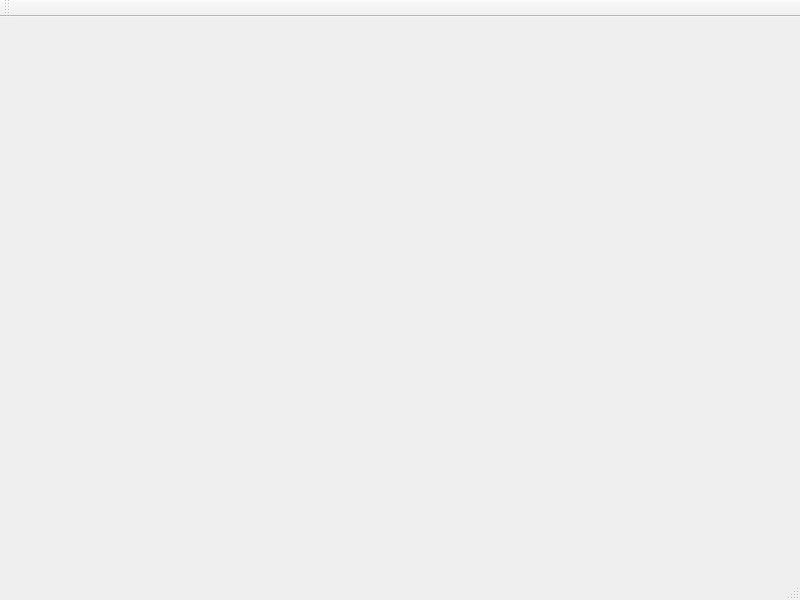
Before: the Qt Designer form elogviewerQt.ui in fonic/elogviewer, drawn with Qt 5.
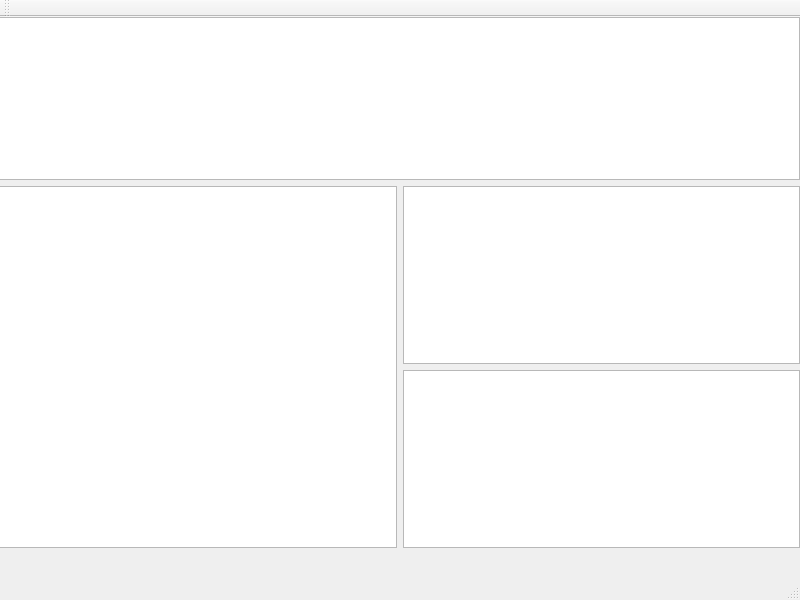
After: the same form once the commit is applied.

Commit message: Now contains all basic elements: listview, textview + 2 tables on side of textview

Patch:
```diff
--- a/elogviewerQt.ui
+++ b/elogviewerQt.ui
@@ -13,7 +13,40 @@
   <property name="windowTitle">
    <string>MainWindow</string>
   </property>
-  <widget class="QWidget" name="centralwidget"/>
+  <widget class="QWidget" name="centralwidget">
+   <widget class="QWidget" name="verticalLayoutWidget">
+    <property name="geometry">
+     <rect>
+      <x>-1</x>
+      <y>0</y>
+      <width>801</width>
+      <height>531</height>
+     </rect>
+    </property>
+    <layout class="QVBoxLayout" name="verticalLayout_2">
+     <item>
+      <widget class="QListView" name="listView"/>
+     </item>
+     <item>
+      <layout class="QHBoxLayout" name="horizontalLayout">
+       <item>
+        <widget class="QTextBrowser" name="textBrowser"/>
+       </item>
+       <item>
+        <layout class="QVBoxLayout" name="verticalLayout_3">
+         <item>
+          <widget class="QTableWidget" name="tableWidget_2"/>
+         </item>
+         <item>
+          <widget class="QTableWidget" name="tableWidget"/>
+         </item>
+        </layout>
+       </item>
+      </layout>
+     </item>
+    </layout>
+   </widget>
+  </widget>
   <widget class="QMenuBar" name="menubar">
    <property name="geometry">
     <rect>
```
Left out of the diff: 2 changed lines with no effect on the pictures.
